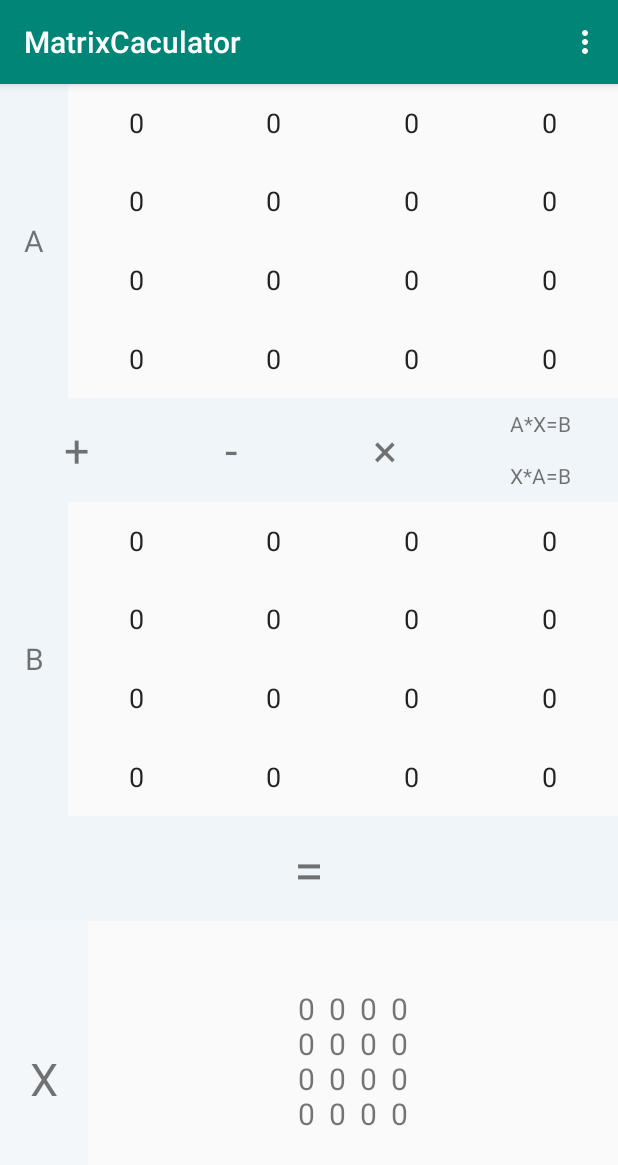
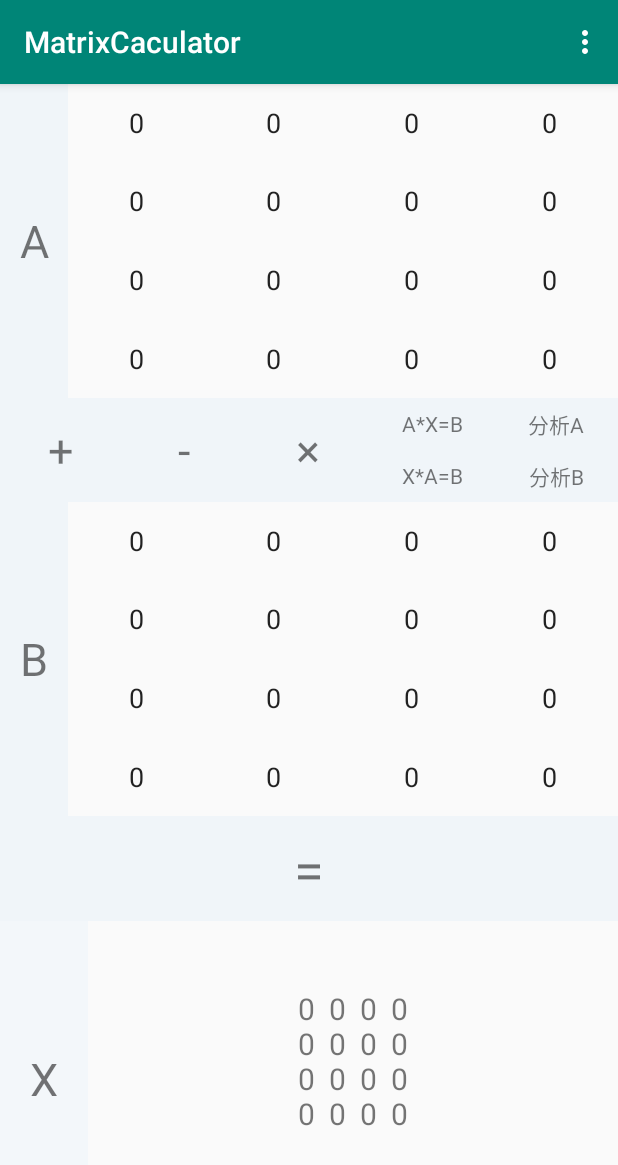
Before and after one commit to luolaihua/MyCalculator, an Android app: the FourCompute screen opened directly, with no data from a screen before it, on a phone screen of 412 x 824 dp. Shown: the top 1165 px of the screen. Run offline under Robolectric (Android 15) with nearby library versions, the light colour scheme and no system bars.

Commit message:
试试看

```diff
--- a/app/src/main/java/com/luo/matrixcaculator/FourCompute.java
+++ b/app/src/main/java/com/luo/matrixcaculator/FourCompute.java
@@ -1,14 +1,16 @@
 package com.luo.matrixcaculator;
 
+import android.content.Intent;
 import android.graphics.Color;
 import android.support.v7.app.AppCompatActivity;
 import android.os.Bundle;
+import android.util.Log;
 import android.view.View;
 import android.widget.EditText;
 import android.widget.TextView;
 
 public class FourCompute extends BaseActivity implements View.OnClickListener{
-    private TextView tv_result,tv_equal,tv_add,tv_sub,tv_mult,tv_solve,tv_solveTran;
+    private TextView tv_result,tv_equal,tv_add,tv_sub,tv_mult,tv_solve,tv_solveTran,tv_analysisA,tv_analysisB;
     private EditText edt_0,edt_1,edt_2,edt_3,edt_4,edt_5,edt_6,edt_7,edt_8,
             edt_9,edt_10,edt_11,edt_12,edt_13,edt_14,edt_15,
             edt2_0,edt2_1,edt2_2,edt2_3,edt2_4,edt2_5,edt2_6,edt2_7,edt2_8,
@@ -33,12 +35,17 @@ public class FourCompute extends BaseActivity implements View.OnClickListener{
         tv_equal = (TextView) findViewById(R.id.four_tv_equal);
         tv_solve = (TextView) findViewById(R.id.four_sovle);
         tv_solveTran = (TextView) findViewById(R.id.four_sovleTran);
+        tv_analysisA = (TextView) findViewById(R.id.four_analysisA);
+        tv_analysisB = (TextView) findViewById(R.id.four_analysisB);
+
 
         tv_add.setOnClickListener(this);
         tv_sub.setOnClickListener(this);
         tv_mult.setOnClickListener(this);
         tv_solve.setOnClickListener(this);
         tv_solveTran.setOnClickListener(this);
+        tv_analysisA.setOnClickListener(this);
+        tv_analysisB.setOnClickListener(this);
 
         edt2_0 = (EditText) findViewById(R.id.four_edtInput2_0);
         edt2_1 = (EditText) findViewById(R.id.four_edtInput2_1);
@@ -198,6 +205,13 @@ public class FourCompute extends BaseActivity implements View.OnClickListener{
                 tv_solve.setBackgroundColor(Color.parseColor("#6FE2EDF5"));
                 tv_solveTran.setBackgroundColor(Color.parseColor("#B0D6F5"));
                 flag = 5;break;
+            case R.id.four_analysisA:
+                double[] a = MyJama.TwotoOne(m);
+                Log.d("111111111111111",""+a[0]+a[2]);
+                System.out.println(""+a[0]);
+                Intent intent = new Intent(FourCompute.this, Analysis.class);
+                intent.putExtra("dataA",a);
+                startActivity(intent);
 
         }
     }
--- a/app/src/main/res/layout/activity_four_compute.xml
+++ b/app/src/main/res/layout/activity_four_compute.xml
@@ -14,7 +14,7 @@
         <TextView
             android:background="#6FE2EDF5"
             android:gravity="center"
-            android:textSize="20sp"
+            android:textSize="30sp"
             android:text="A"
             android:layout_width="0dp"
             android:layout_weight="1"
@@ -254,6 +254,30 @@
                 android:layout_height="0dp"
                 android:layout_weight="1"/>
         </LinearLayout>
+        <LinearLayout
+            android:orientation="vertical"
+            android:layout_width="0dp"
+            android:layout_weight="1"
+            android:layout_height="match_parent">
+
+            <TextView
+                android:id="@+id/four_analysisA"
+                android:background="#6FE2EDF5"
+                android:text="分析A"
+                android:gravity="center"
+                android:layout_width="match_parent"
+                android:layout_height="0dp"
+                android:layout_weight="1"/>
+            <TextView
+                android:id="@+id/four_analysisB"
+                android:background="#6FE2EDF5"
+                android:text="分析B"
+                android:gravity="center"
+                android:layout_width="match_parent"
+                android:layout_height="0dp"
+                android:layout_weight="1"/>
+        </LinearLayout>
+
     </LinearLayout>
     <LinearLayout
         android:orientation="horizontal"
@@ -263,7 +287,7 @@
         <TextView
             android:background="#6FE2EDF5"
             android:gravity="center"
-            android:textSize="20sp"
+            android:textSize="30sp"
             android:text="B"
             android:layout_width="0dp"
             android:layout_weight="1"
--- a/app/src/main/res/layout/activity_three_compute.xml
+++ b/app/src/main/res/layout/activity_three_compute.xml
@@ -15,7 +15,7 @@
             android:background="#6FE2EDF5"
             android:gravity="center"
             android:textSize="30sp"
-            android:text="M1"
+            android:text="A"
             android:layout_width="0dp"
             android:layout_weight="1"
             android:layout_height="match_parent" />
@@ -193,7 +193,7 @@
             android:background="#6FE5EFF7"
             android:gravity="center"
             android:textSize="30sp"
-            android:text="M2"
+            android:text="B"
             android:layout_width="0dp"
             android:layout_weight="1"
             android:layout_height="match_parent" />
@@ -317,7 +317,7 @@
             android:background="#6FE9F0F7"
             android:gravity="center"
             android:textSize="30sp"
-            android:text="M"
+            android:text="X"
             android:layout_width="0dp"
             android:layout_weight="1"
             android:layout_height="match_parent" />
--- a/app/src/main/res/layout/activity_two_compute.xml
+++ b/app/src/main/res/layout/activity_two_compute.xml
@@ -15,7 +15,7 @@
             android:background="#6FE2EDF5"
             android:gravity="center"
             android:textSize="30sp"
-            android:text="M1"
+            android:text="A"
             android:layout_width="0dp"
             android:layout_weight="1"
             android:layout_height="match_parent" />
@@ -120,7 +120,7 @@
             android:background="#6FE5EFF7"
             android:gravity="center"
             android:textSize="30sp"
-            android:text="M2"
+            android:text="B"
             android:layout_width="0dp"
             android:layout_weight="1"
             android:layout_height="match_parent" />
@@ -196,7 +196,7 @@
             android:background="#6FE9F0F7"
             android:gravity="center"
             android:textSize="30sp"
-            android:text="M"
+            android:text="X"
             android:layout_width="0dp"
             android:layout_weight="1"
             android:layout_height="match_parent" />
```
Also changed, not shown: app/src/main/AndroidManifest.xml (+4 -8 lines), app/src/main/java/com/luo/matrixcaculator/Analysis.java (added, +22 -0 lines), app/src/main/java/com/luo/matrixcaculator/JamaTest.java (+33 -5 lines), app/src/main/java/com/luo/matrixcaculator/MyJama.java (+12 -0 lines), app/src/main/res/layout/activity_analysis.xml (added, +15 -0 lines).
